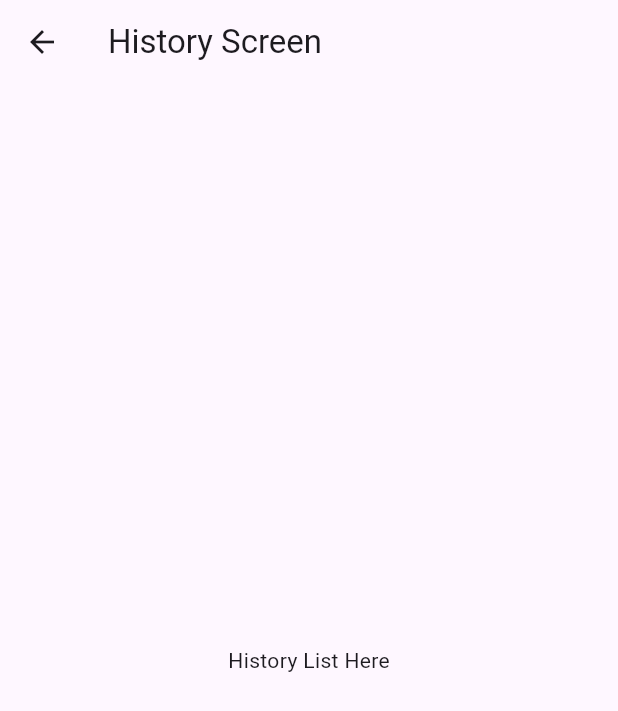
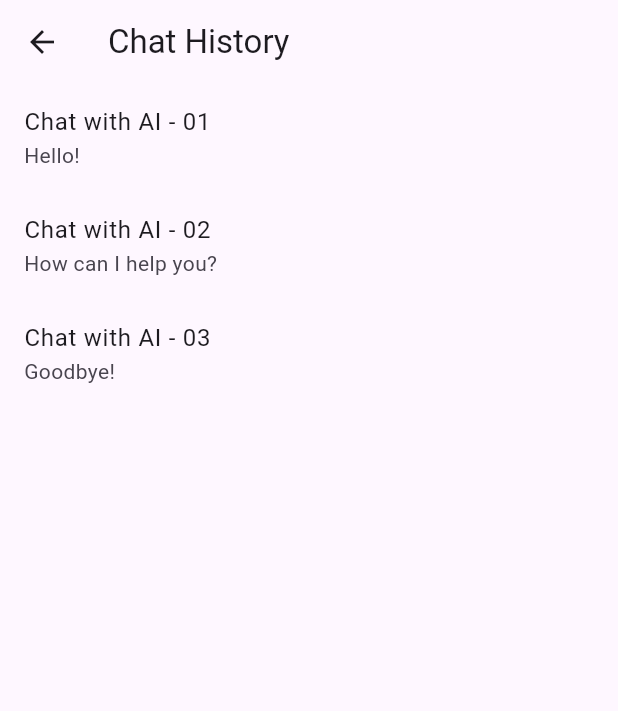
Before and after one commit to brittotprince/Lets_Split_UI-Flutter-, a Flutter app: the HistoryScreen screen opened directly, on a phone screen of 412 x 824 dp. Shown: the top 711 px of the screen. Run offline on Flutter 3.47's test engine with Material 3 defaults, Android fonts, the phone set to English and light mode, and no system bars; our stand-ins replace go_router, image_picker, speech_to_text.

Commit message:
History Screen

```diff
--- a/lib/history_screen.dart
+++ b/lib/history_screen.dart
@@ -1,15 +1,56 @@
 import 'package:flutter/material.dart';
 
 class HistoryScreen extends StatelessWidget {
+  final List<Map<String, dynamic>> chatHistory = [
+    {'id': 1, 'title': 'Chat with AI - 01', 'lastMessage': 'Hello!'},
+    {'id': 2, 'title': 'Chat with AI - 02', 'lastMessage': 'How can I help you?'},
+    {'id': 3, 'title': 'Chat with AI - 03', 'lastMessage': 'Goodbye!'},
+    // Add more chat sessions here
+  ];
+
   @override
   Widget build(BuildContext context) {
     return Scaffold(
       appBar: AppBar(
-        title: Text('History Screen'),
+        title: Text('Chat History'),
       ),
-      body: Center(
-        child: Text('History List Here'),
+      body: ListView.builder(
+        itemCount: chatHistory.length,
+        itemBuilder: (context, index) {
+          final chat = chatHistory[index];
+          return ListTile(
+            title: Text(chat['title']),
+            subtitle: Text(chat['lastMessage']),
+            onTap: () {
+              // Navigate to the chat screen with the selected chat session
+              Navigator.push(
+                context,
+                MaterialPageRoute(
+                  builder: (context) => ChatScreen(chatId: chat['id']),
+                ),
+              );
+            },
+          );
+        },
       ),
     );
   }
 }
+
+class ChatScreen extends StatelessWidget {
+  final int chatId;
+
+  ChatScreen({required this.chatId});
+
+  @override
+  Widget build(BuildContext context) {
+    return Scaffold(
+      appBar: AppBar(
+        title: Text('Chat Session $chatId'),
+      ),
+      body: Center(
+        child: Text('Chat content for session $chatId'),
+      ),
+    );
+  }
+}
```
Also changed, not shown: lib/main.dart (+26 -0 lines).
